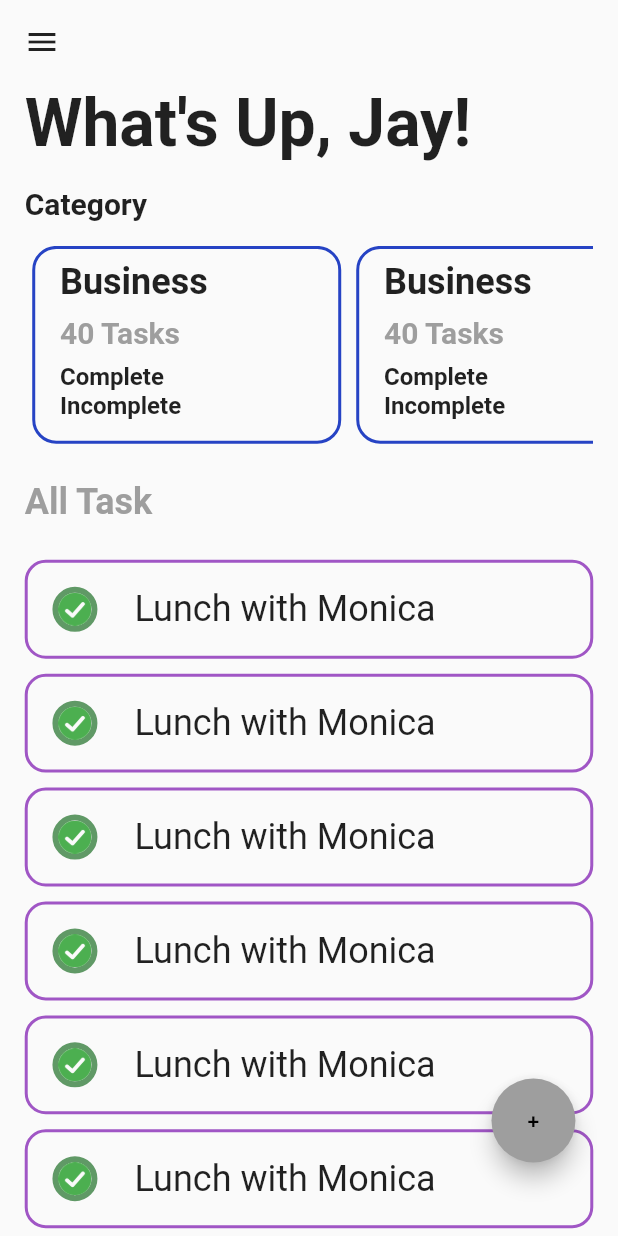
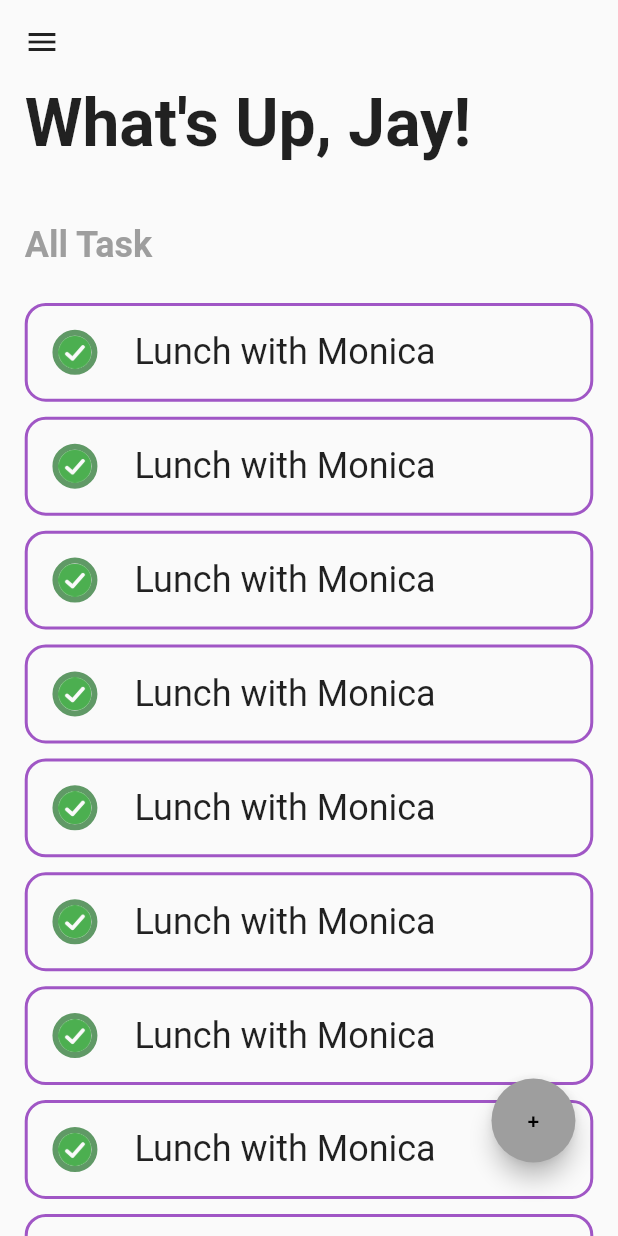
Before and after one commit to jay-isampelliwar/todo_app, a Flutter app: the HomePage screen opened directly, on a phone screen of 412 x 824 dp. Run offline on Flutter 3.47's test engine with Material 2 defaults, Android fonts, the phone set to English and light mode, and no system bars; our stand-ins replace bloc, flutter_bloc, hexcolor.

Commit message:
remove category form all files

```diff
--- a/lib/features/home/bloc/home_bloc.dart
+++ b/lib/features/home/bloc/home_bloc.dart
@@ -9,10 +9,6 @@ part 'home_state.dart';
 class HomeBloc extends Bloc<HomeEvent, HomeState> {
   HomeBloc() : super(HomeInitial()) {
     on<HomeInitialEvent>(homeInitialEvent);
-    on<HomePersonalCardClickedEvent>(homePersonalCardClickedEvent);
-    on<HomeBusinessCardClickedEvent>(homeBusinessCardClickedEvent);
-    on<HomeUrgentCardClickedEvent>(homeUrgentCardClickedEvent);
-    on<HomeAllTaskCardClickedEvent>(homeAllTaskCardClickedEvent);
     on<HomeTaskDoneButtonClickedEvent>(homeTaskDoneButtonClickedEvent);
     on<HomeTaskUndoneButtonClickedEvent>(homeTaskUndoneButtonClickedEvent);
     on<HomeTaskClickedActionEvent>(homeTaskClickedActionEvent);
@@ -20,25 +16,6 @@ class HomeBloc extends Bloc<HomeEvent, HomeState> {
   }
   FutureOr<void> homeInitialEvent(
       HomeInitialEvent event, Emitter<HomeState> emit) {
-    emit(HomeLoadingSuccessState());
-  }
-
-  FutureOr<void> homePersonalCardClickedEvent(
-      HomePersonalCardClickedEvent event, Emitter<HomeState> emit) {
-    emit(HomePersonalCardClickedState(text: "Personal Tasks"));
-  }
-
-  FutureOr<void> homeBusinessCardClickedEvent(event, Emitter<HomeState> emit) {
-    emit(HomeBusinessCardClickedState(text: "Business Tasks"));
-  }
-
-  FutureOr<void> homeUrgentCardClickedEvent(
-      HomeUrgentCardClickedEvent event, Emitter<HomeState> emit) {
-    emit(HomeUrgentCardClickedState(text: "Urgent Tasks"));
-  }
-
-  FutureOr<void> homeAllTaskCardClickedEvent(
-      HomeAllTaskCardClickedEvent event, Emitter<HomeState> emit) {
     emit(HomeLoadingSuccessState());
   }
 
--- a/lib/features/home/bloc/home_state.dart
+++ b/lib/features/home/bloc/home_state.dart
@@ -11,27 +11,6 @@ class HomeLoadingState extends HomeState {}
 
 class HomeLoadingSuccessState extends HomeState {}
 
-class HomeBusinessCardClickedState extends HomeState {
-  final String text;
-  HomeBusinessCardClickedState({
-    required this.text,
-  });
-}
-
-class HomePersonalCardClickedState extends HomeState {
-  final String text;
-  HomePersonalCardClickedState({required this.text});
-}
-
-class HomeUrgentCardClickedState extends HomeState {
-  final String text;
-  HomeUrgentCardClickedState({
-    required this.text,
-  });
-}
-
-class HomeAllTaskCardClickedState extends HomeState {}
-
 class HomeTaskClickedActionState extends HomeActionState {}
 
 class HomeTaskDoneButtonClickedState extends HomeState {}
--- a/lib/features/home/model/todo_data_model.dart
+++ b/lib/features/home/model/todo_data_model.dart
@@ -35,7 +35,6 @@ class Datum {
     // required this.userId,
     // required this.title,
     // required this.datumId,
-    // required this.category,
     // required this.isDone,
     // required this.createdAt,
     // required this.updatedAt,
@@ -46,7 +45,6 @@ class Datum {
   // String userId;
   // String title;
   // String datumId;
-  // String category;
   // bool isDone;
   // DateTime createdAt;
   // DateTime updatedAt;
@@ -57,7 +55,6 @@ class Datum {
         // userId: json["user_id"],
         // title: json["title"],
         // datumId: json["id"],
-        // category: json["category"],
         // isDone: json["isDone"],
         // createdAt: DateTime.parse(json["createdAt"]),
         // updatedAt: DateTime.parse(json["updatedAt"]),
@@ -69,7 +66,6 @@ class Datum {
         // "user_id": userId,
         // "title": title,
         // "id": datumId,
-        // "category": category,
         // "isDone": isDone,
         // "createdAt": createdAt.toIso8601String(),
         // "updatedAt": updatedAt.toIso8601String(),
--- a/lib/features/home/resources/api_provider.dart
+++ b/lib/features/home/resources/api_provider.dart
@@ -3,55 +3,34 @@ import 'package:todo_app/core/model/base_data_model.dart';
 import 'package:todo_app/features/home/model/todo_data_model.dart';
 
 class HomeApiProvider {
-  String baseUrl = "http://3001";
+  String baseUrl = "https://todo-n03l.onrender.com";
   final client = http.Client();
 
   //get all task
 
   Future<TodoDataModel> getAllTask() async {
-    var uri = Uri.parse("$baseUrl/tasks");
-    try {} catch (e) {}
-    return TodoDataModel(data: [Datum(id: "dd")], status: false);
-  }
-
-  // get business task
-  Future<TodoDataModel> getBusiness() async {
-    var uri = Uri.parse("$baseUrl/tasks");
-    try {} catch (e) {}
-    return TodoDataModel(data: [Datum(id: "dd")], status: false);
-  }
-
-  // get personal task
-  Future<TodoDataModel> getPersonal() async {
-    var uri = Uri.parse("$baseUrl/tasks");
-    try {} catch (e) {}
-    return TodoDataModel(data: [Datum(id: "dd")], status: false);
-  }
-
-  // get urgent task
-  Future<TodoDataModel> getUrgent() async {
-    var uri = Uri.parse("$baseUrl/tasks");
+    var uri = Uri.parse("$baseUrl/todo/getTasks");
     try {} catch (e) {}
     return TodoDataModel(data: [Datum(id: "dd")], status: false);
   }
 
   //create task
   Future<BaseModel> createTodo(String title) async {
-    var uri = Uri.parse("$baseUrl/tasks");
+    var uri = Uri.parse("$baseUrl/todo/create");
     try {} catch (e) {}
     return BaseModel(message: "message", status: false);
   }
 
   //update
   Future<BaseModel> updateTodo(String title) async {
-    var uri = Uri.parse("$baseUrl/tasks");
+    var uri = Uri.parse("$baseUrl/todo/update");
     try {} catch (e) {}
     return BaseModel(message: "message", status: false);
   }
 
   //delete
   Future<BaseModel> deleteTodo() async {
-    var uri = Uri.parse("$baseUrl/tasks");
+    var uri = Uri.parse("$baseUrl/todo/delete");
     try {} catch (e) {}
     return BaseModel(message: "message", status: false);
   }
--- a/lib/features/home/ui/home.dart
+++ b/lib/features/home/ui/home.dart
@@ -77,46 +77,42 @@ class _HomePageState extends State<HomePage> {
                       style: AppTextStyle.text44(),
                     ),
                     constHightSizedBox(0.02, size.height),
-                    Text(
-                      "Category",
-                      style: AppTextStyle.text20(true),
-                    ),
-                    constHightSizedBox(0.02, size.height),
-                    Container(
-                      height: size.height * 0.16,
-                      width: size.width,
-                      decoration: BoxDecoration(
-                        borderRadius: BorderRadius.circular(24),
-                      ),
-                      child: ListView.builder(
-                        padding: EdgeInsets.zero,
-                        scrollDirection: Axis.horizontal,
-                        itemCount: 4,
-                        shrinkWrap: true,
-                        itemBuilder: (context, index) {
-                          return GestureDetector(
-                            onTap: () {
-                              if (index == 0) {
-                                homeBloc.add(HomeAllTaskCardClickedEvent());
-                              }
-                              if (index == 1) {
-                                homeBloc.add(HomeUrgentCardClickedEvent());
-                              }
-                              if (index == 2) {
-                                homeBloc.add(HomeBusinessCardClickedEvent());
-                              }
-                              if (index == 3) {
-                                homeBloc.add(HomePersonalCardClickedEvent());
-                              }
-                            },
-                            child: const TaskCategoryCard(),
-                          );
-                        },
-                      ),
-                    ),
+
+                    // Container(
+                    //   height: size.height * 0.16,
+                    //   width: size.width,
+                    //   decoration: BoxDecoration(
+                    //     borderRadius: BorderRadius.circular(24),
+                    //   ),
+                    //   child: ListView.builder(
+                    //     padding: EdgeInsets.zero,
+                    //     scrollDirection: Axis.horizontal,
+                    //     itemCount: 4,
+                    //     shrinkWrap: true,
+                    //     itemBuilder: (context, index) {
+                    //       return GestureDetector(
+                    //         onTap: () {
+                    //           if (index == 0) {
+                    //             homeBloc.add(HomeAllTaskCardClickedEvent());
+                    //           }
+                    //           if (index == 1) {
+                    //             homeBloc.add(HomeUrgentCardClickedEvent());
+                    //           }
+                    //           if (index == 2) {
+                    //             homeBloc.add(HomeBusinessCardClickedEvent());
+                    //           }
+                    //           if (index == 3) {
+                    //             homeBloc.add(HomePersonalCardClickedEvent());
+                    //           }
+                    //         },
+                    //         child: const TaskCategoryCard(),
+                    //       );
+                    //     },
+                    //   ),
+                    // ),
                     constHightSizedBox(0.03, size.height),
                     Text(
-                      getText(state),
+                      "All Task",
                       style: AppTextStyle.text24(true)
                           .copyWith(color: AppColors.greyTextColor),
                     ),
@@ -159,18 +155,18 @@ class _HomePageState extends State<HomePage> {
     );
   }
 
-  String getText(HomeState state) {
-    switch (state.runtimeType) {
-      case HomeBusinessCardClickedState:
-        return "Business";
-      case HomePersonalCardClickedState:
-        return "Personal";
-      case HomeUrgentCardClickedState:
-        return "Urgent";
-      default:
-        return "All Task";
-    }
-  }
+  // String getText(HomeState state) {
+  //   switch (state.runtimeType) {
+  //     case HomeBusinessCardClickedState:
+  //       return "Business";
+  //     case HomePersonalCardClickedState:
+  //       return "Personal";
+  //     case HomeUrgentCardClickedState:
+  //       return "Urgent";
+  //     default:
+  //       return "All Task";
+  //   }
+  // }
 }
 
 class TaskCard extends StatelessWidget {
```
Also changed, not shown: lib/features/auth/resources/api_provider.dart (+4 -4 lines), lib/features/home/resources/api_repo.dart (+1 -13 lines), lib/features/todo/bloc/todo_bloc.dart (+0 -22 lines), lib/features/todo/bloc/todo_event.dart (+0 -10 lines), lib/features/todo/ui/todo.dart (+0 -115 lines).
